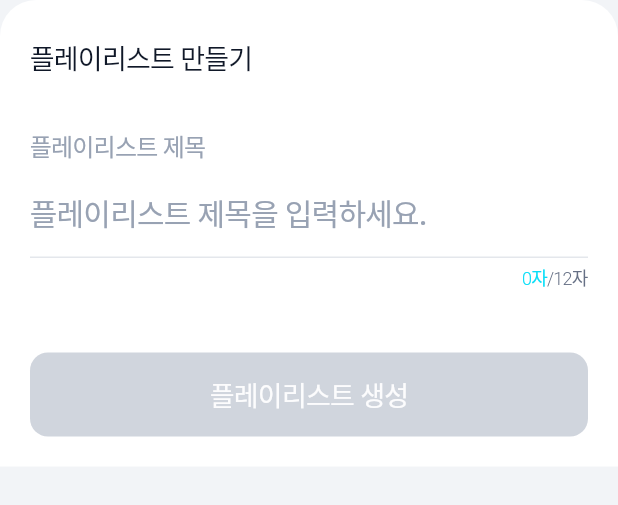
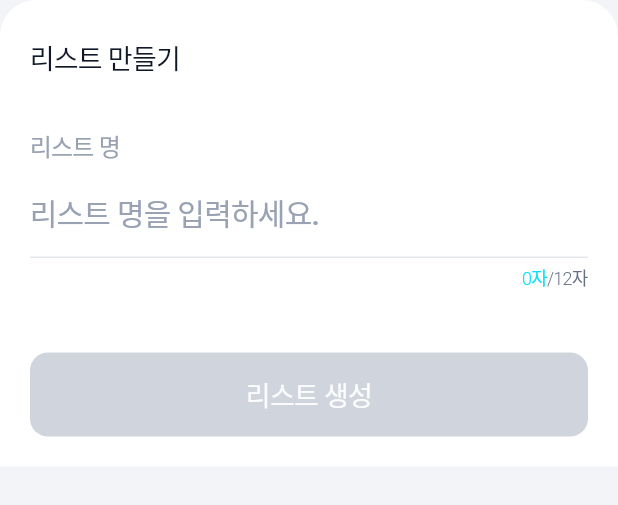
Before and after one commit to kenter7317/wakmusic-Android, a Flutter app: the BotSheet widget shown alone on an empty page, opened directly, on a phone screen of 412 x 824 dp. Shown: the top 505 px of the screen. Run offline on Flutter 3.47's test engine with Material 2 defaults, Android fonts, the light colour scheme and no system bars; our stand-ins replace audio_video_progress_bar, dismissible_page, extended_image, flutter_styled_toast, flutter_svg, lottie and 5 more; missing offline and left inert: flutter_inappwebview, internet_file, pdfx, subtitle; accounts and stored records are empty; network calls fail; Roboto replaces fonts that are missing (Pretendard).

Commit message:
[화면]플레이리스트에서 리스트로 문구 변경

```diff
--- a/lib/screens/keep/keep_view.dart
+++ b/lib/screens/keep/keep_view.dart
@@ -328,7 +328,7 @@ class KeepView extends StatelessWidget {
                     },
                     type: BtnSizeType.small,
                     iconName: 'playadd_900',
-                    btnText: '플레이리스트 만들기',
+                    btnText: '리스트 만들기',
                   ),
                   const SizedBox(height: 4),
                   BtnWithIcon(
@@ -342,7 +342,7 @@ class KeepView extends StatelessWidget {
                     },
                     type: BtnSizeType.small,
                     iconName: 'share',
-                    btnText: '플레이리스트 가져오기',
+                    btnText: '리스트 가져오기',
                   ),
                 ],
               ),
--- a/lib/screens/playlist/playlist_view.dart
+++ b/lib/screens/playlist/playlist_view.dart
@@ -85,7 +85,7 @@ class PlaylistView extends StatelessWidget {
                 _buildInfo(context),
                 Expanded(
                   child: (playlist.songlist.where((songId) => songId.isNotEmpty).isEmpty)
-                    ? const ErrorInfo(errorMsg: '플레이리스트에 곡이 없습니다.')
+                    ? const ErrorInfo(errorMsg: '리스트에 곡이 없습니다.')
                     : Column(
                         children: [
                           const PlayBtns(),
--- a/lib/widgets/common/keep_song_pop_up.dart
+++ b/lib/widgets/common/keep_song_pop_up.dart
@@ -28,7 +28,7 @@ class KeepSongPopUp extends StatelessWidget {
             children: [
               const Header(
                 type: HeaderType.down,
-                headerTxt: '플레이리스트에 담기',
+                headerTxt: '보관함에 담기',
               ),
               Padding(
                 padding: const EdgeInsets.fromLTRB(20, 16, 0, 0),
@@ -59,7 +59,7 @@ class KeepSongPopUp extends StatelessWidget {
                   },
                   type: BtnSizeType.small,
                   iconName: 'playadd_900',
-                  btnText: '새 플레이리스트 만들기',
+                  btnText: '새 리스트 만들기',
                 ),
               ),
               Expanded(
--- a/lib/widgets/common/rec_playlist.dart
+++ b/lib/widgets/common/rec_playlist.dart
@@ -25,7 +25,7 @@ class RecPlaylist extends StatelessWidget {
             Padding(
               padding: const EdgeInsets.only(bottom: 12.0),
               child: Text(
-                '왁뮤팀이 추천하는 플레이리스트',
+                '왁뮤팀이 추천하는 리스트',
                 style: WakText.txt16B.copyWith(color: WakColor.grey900),
               ),
             ),
--- a/lib/widgets/keep/bot_sheet.dart
+++ b/lib/widgets/keep/bot_sheet.dart
@@ -12,10 +12,10 @@ import 'package:wakmusic/widgets/common/skeleton_ui.dart';
 import 'package:wakmusic/widgets/common/toast_msg.dart';
 
 enum BotSheetType {
-  createList('플레이리스트 만들기', '플레이리스트 제목', '플레이리스트 생성'),
-  editList('플레이리스트 수정하기', '플레이리스트 제목', '플레이리스트 수정'),
-  loadList('플레이리스트 가져오기', '플레이리스트 코드', '가져오기'),
-  shareList('플레이리스트 공유하기', '플레이리스트 코드', '확인'),
+  createList('리스트 만들기', '리스트 명', '리스트 생성'),
+  editList('리스트 수정하기', '리스트 명', '리스트 수정'),
+  loadList('리스트 가져오기', '리스트 코드', '가져오기'),
+  shareList('리스트 공유하기', '리스트 코드', '확인'),
   selProfile('프로필을 선택해주세요', '', '완료'),
   editName('닉네임 수정', '닉네임', '완료');
 
@@ -116,7 +116,7 @@ class _BotSheetState extends State<BotSheet> {
                             ),
                             animation: StyledToastAnimation.slideFromBottomFade,
                             reverseAnimation: StyledToastAnimation.fade,
-                            const ToastMsg(msg: '잘못된 플레이리스트 코드입니다.'),
+                            const ToastMsg(msg: '잘못된 리스트 코드입니다.'),
                           );
                           setState(() { _type = FormType.enable; });
                         }
@@ -240,7 +240,7 @@ class _BotSheetState extends State<BotSheet> {
           border: UnderlineInputBorder(
             borderSide: BorderSide(color: _type.color),
           ),
-          hintText: '플레이리스트 제목을 입력하세요.',
+          hintText: '리스트 명을 입력하세요.',
           maxLength: _maxLength,
           onChanged: (value) {
             setState(() {
@@ -307,7 +307,7 @@ class _BotSheetState extends State<BotSheet> {
             ),
             Expanded(
               child: Text(
-                '플레이리스트 코드로 플레이리스트를 가져올 수 있습니다.',
+                '리스트 코드로 리스트를 가져올 수 있습니다.',
                 style: WakText.txt12L.copyWith(color: WakColor.grey500),
               ),
             ),
@@ -373,7 +373,7 @@ class _BotSheetState extends State<BotSheet> {
               height: 16,
             ),
             Text(
-              '플레이리스트 코드로 플레이리스트를 공유할 수 있습니다.',
+              '리스트 코드로 리스트를 가져올 수 있습니다.',
               style: WakText.txt12L.copyWith(color: WakColor.grey500),
             ),
           ],
--- a/lib/widgets/keep/playlist_tile.dart
+++ b/lib/widgets/keep/playlist_tile.dart
@@ -53,7 +53,7 @@ class PlaylistTile extends StatelessWidget {
               ),
               animation: StyledToastAnimation.slideFromBottomFade,
               reverseAnimation: StyledToastAnimation.fade,
-              const ToastMsg(msg: '00곡을 플레이리스트에 담았습니다.'),
+              const ToastMsg(msg: '00곡을 리스트에 담았습니다.'),
             );
             Navigator.pop(context);
           } else {
```
